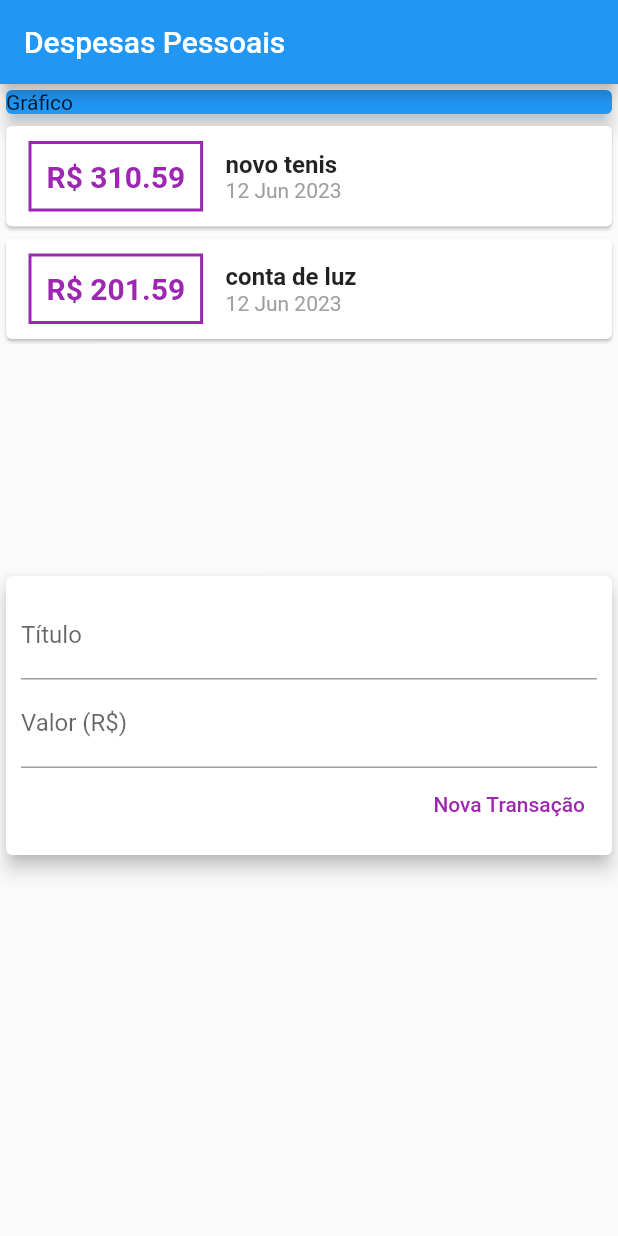
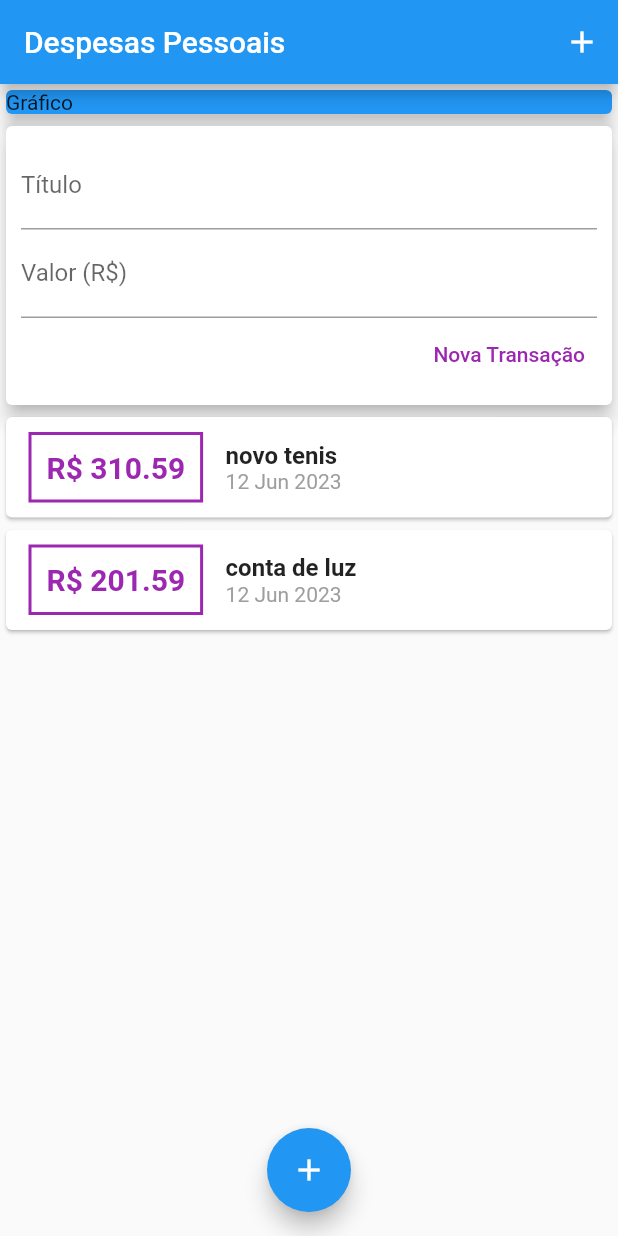
Before and after one commit to WagnerTerry/Despesas-Pessoais, a Flutter app: the screen it shows after launch, on a phone screen of 412 x 824 dp. Run offline on Flutter 3.47's test engine with Material 2 defaults, Android fonts, the phone set to English and light mode, and no system bars.

Commit message:
feat: adicionando botão de ação

```diff
--- a/lib/components/transaction_list.dart
+++ b/lib/components/transaction_list.dart
@@ -11,9 +11,10 @@ class TransactionList extends StatelessWidget {
   Widget build(BuildContext context) {
     return Container(
         height: 300,
-      child: SingleChildScrollView(
-        child: Column(
-            children: transactions.map((tr) {
+        child: ListView.builder(
+          itemCount: transactions.length,
+          itemBuilder: (ctx, index) {
+            final tr = transactions[index];
             return Card(
               child: Row(
                 children: <Widget>[
@@ -33,8 +34,8 @@ class TransactionList extends StatelessWidget {
                     children: <Widget>[
                       Text(
                         tr.title,
-                      style:
-                          TextStyle(fontSize: 16, fontWeight: FontWeight.bold),
+                        style: TextStyle(
+                            fontSize: 16, fontWeight: FontWeight.bold),
                       ),
                       Text(
                         DateFormat('d MMM y').format(tr.date),
@@ -45,8 +46,7 @@ class TransactionList extends StatelessWidget {
                 ],
               ),
             );
-        }).toList()),
-      ),
-    );
+          },
+        ));
   }
 }
--- a/lib/components/transaction_user.dart
+++ b/lib/components/transaction_user.dart
@@ -35,8 +35,8 @@ class _TransactionUserState extends State<TransactionUser> {
   Widget build(BuildContext context) {
     return Column(
       children: [
+        TransactionForm(_addTransaction),
         TransactionList(_transactions),
-        TransactionForm(_addTransaction),
       ],
     );
   }
--- a/lib/main.dart
+++ b/lib/main.dart
@@ -17,6 +17,12 @@ class MyHomePage extends StatelessWidget {
     return Scaffold(
       appBar: AppBar(
         title: Text('Despesas Pessoais'),
+        actions: <Widget>[
+          IconButton(
+            icon: Icon(Icons.add),
+            onPressed: () {},
+          )
+        ],
       ),
       body: SingleChildScrollView(
         child: Column(
@@ -32,6 +38,12 @@ class MyHomePage extends StatelessWidget {
             TransactionUser(),
           ],
         ),
-        ));
+      ),
+      floatingActionButton: FloatingActionButton(
+        child: Icon(Icons.add),
+        onPressed: () {},
+      ),
+      floatingActionButtonLocation: FloatingActionButtonLocation.centerFloat,
+    );
   }
 }
```
Also changed, not shown: lib/components/transaction_form.dart (+15 -6 lines). Lines whose indentation alone changed are shown as unchanged.
